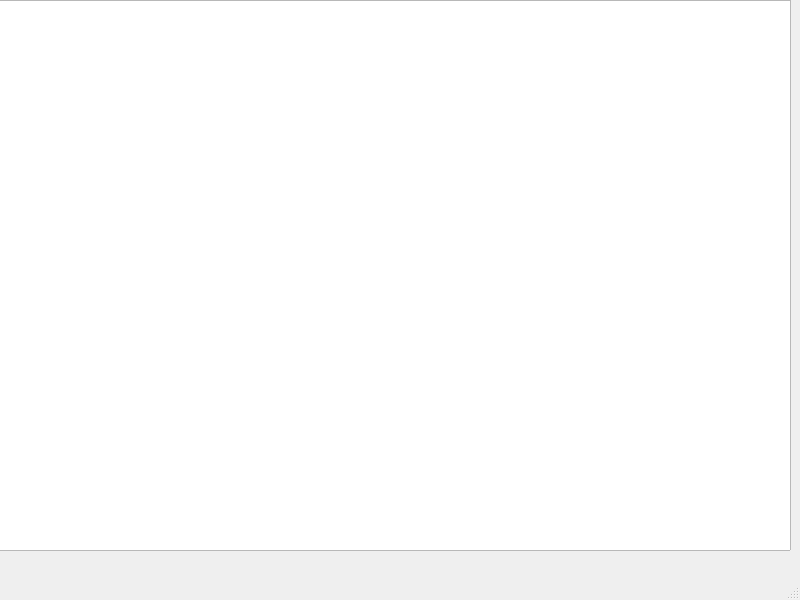
Above: Programa/mainwindow.ui from lizethvilla8888/Trabajo_final before the change. Below: the same form after it.
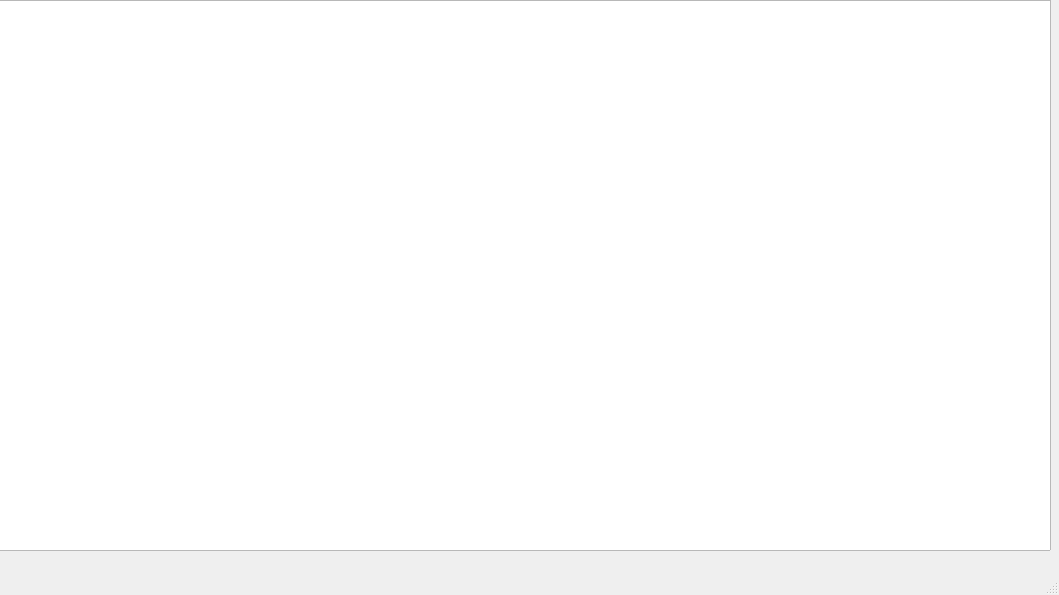
That is the form after the change.

The edit to the form file:
```diff
--- a/Programa/mainwindow.ui
+++ b/Programa/mainwindow.ui
@@ -6,8 +6,8 @@
    <rect>
     <x>0</x>
     <y>0</y>
-    <width>800</width>
-    <height>600</height>
+    <width>1059</width>
+    <height>595</height>
    </rect>
   </property>
   <property name="windowTitle">
@@ -19,7 +19,7 @@
      <rect>
       <x>-10</x>
       <y>0</y>
-      <width>801</width>
+      <width>1061</width>
       <height>551</height>
      </rect>
     </property>
```
Left out of the diff: 2 changed lines with no effect on the pictures.
